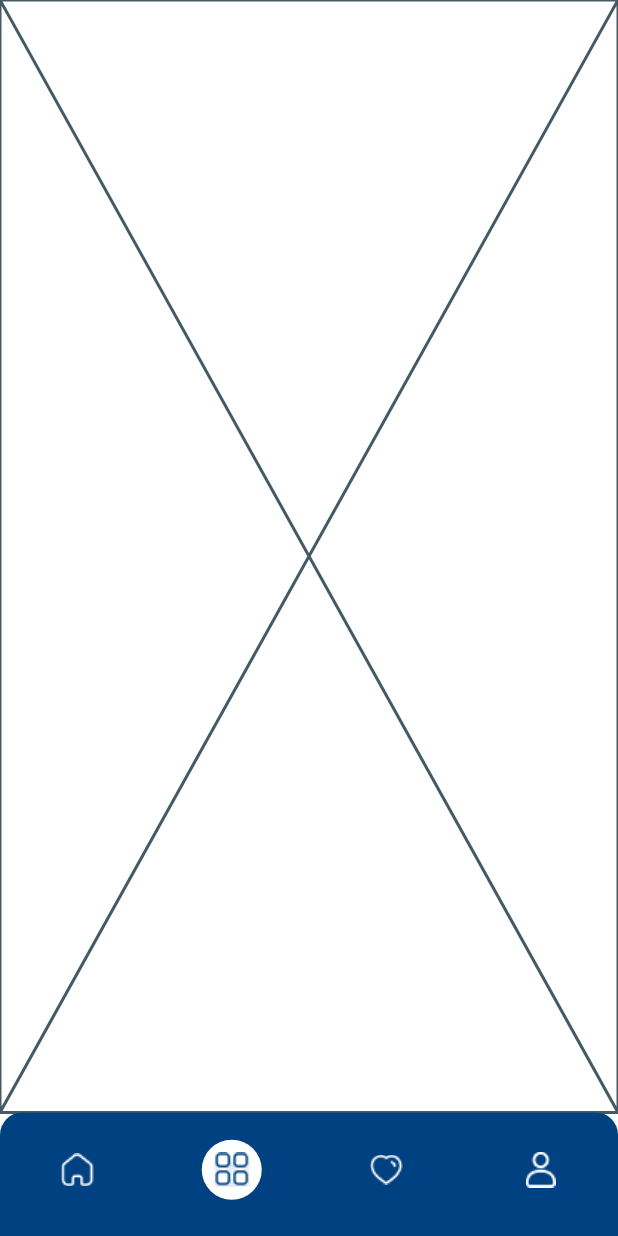
After one commit to msalahzaki/e_commerce, a Flutter app: the Home screen opened directly, item 2 of the bottom bar chosen, on a phone screen of 412 x 824 dp. The commit adds this screen. Run offline on Flutter 3.47's test engine with Material 3 defaults, Android fonts, the phone set to English and light mode, and no system bars; our stand-ins replace awesome_dialog, cached_network_image, connectivity_plus, dartz, dio, flutter_bloc and 4 more; missing offline and left inert: carousel_slider_plus; network calls fail.

Commit message:
Built Home UI

```diff
--- a/lib/core/utils/app_assets.dart
+++ b/lib/core/utils/app_assets.dart
@@ -2,6 +2,7 @@ class AppAssets {
   /// images
 
   static const String routeLogo = "assets/images/logo.png";
+  static const String route = "assets/images/route.png";
   static const String splashScreen = "assets/images/splash_screen.png";
   static const String categoryCardImage = "assets/images/category_card_image.png";
 
--- a/lib/core/utils/app_theme.dart
+++ b/lib/core/utils/app_theme.dart
@@ -29,6 +29,14 @@ class AppTheme {
             shape: RoundedRectangleBorder(
               borderRadius: BorderRadius.circular(15),
             ))),
+    bottomNavigationBarTheme: BottomNavigationBarThemeData(
+      backgroundColor: AppColor.primary,
+      type: BottomNavigationBarType.fixed,
+      selectedItemColor: AppColor.primary,
+      unselectedItemColor: AppColor.white,
+      showSelectedLabels: false,
+      showUnselectedLabels: false,
+    )
   );
 
 
--- a/lib/home.dart
+++ b/lib/home.dart
@@ -1,11 +1,73 @@
-import 'package:e_commerce/ui/auth/login/login_screen.dart';
+import 'package:e_commerce/core/utils/app_assets.dart';
+import 'package:e_commerce/core/utils/app_color.dart';
+import 'package:e_commerce/ui/categories_tab/categories_tab.dart';
+import 'package:e_commerce/ui/favorite_tab/favorite_tab.dart';
+import 'package:e_commerce/ui/home_tab/home_tab.dart';
+import 'package:e_commerce/ui/profile_tab/profile_tab.dart';
 import 'package:flutter/material.dart';
 
-class Home extends StatelessWidget {
+class Home extends StatefulWidget {
   const Home({super.key});
 
   @override
+  State<Home> createState() => _HomeState();
+}
+
+class _HomeState extends State<Home> {
+  int currentIndex = 0;
+  List<Widget> tabs = [
+    const HomeTab(),
+    const CategoriesTab(),
+    const FavoriteTab(),
+    const ProfileTab(),
+  ];
+  @override
   Widget build(BuildContext context) {
-    return  LoginScreen();
+    return Scaffold(
+
+      body: tabs[currentIndex],
+      bottomNavigationBar: ClipRRect(
+        borderRadius: const BorderRadius.only(
+            topLeft: Radius.circular(15), topRight: Radius.circular(15)),
+        child: SizedBox(
+          height: MediaQuery.of(context).size.height * 0.1,
+          child: BottomNavigationBar(
+            currentIndex: currentIndex,
+            onTap: (value) => changeSelectedIndex(value),
+            items: [
+              CustomBottomNavBarItem(AppAssets.iconHome, "Home"),
+              CustomBottomNavBarItem(AppAssets.iconCategory, "Category"),
+              CustomBottomNavBarItem(AppAssets.iconWithList, "WishList"),
+              CustomBottomNavBarItem(AppAssets.iconProfile, "Profile"),
+            ],
+          ),
+        ),
+      ),
+    );
+  }
+
+  changeSelectedIndex(int selectedIndex) {
+    setState(() {
+      currentIndex = selectedIndex;
+    });
   }
 }
+
+BottomNavigationBarItem CustomBottomNavBarItem ( String iconPath,
+String title){
+  return BottomNavigationBarItem(
+    label: title,
+    icon: ImageIcon(
+    AssetImage(iconPath),
+    color: AppColor.white,
+  ),
+    activeIcon: CircleAvatar(
+      backgroundColor: AppColor.white,
+      child: ImageIcon(
+        AssetImage(iconPath),
+        color: AppColor
+            .primary,
+      ),
+    ),
+  );
+}
--- a/lib/main.dart
+++ b/lib/main.dart
@@ -2,6 +2,7 @@ import 'package:e_commerce/core/MyBlocObserver.dart';
 import 'package:e_commerce/core/di/di.dart';
 import 'package:e_commerce/core/utils/app_theme.dart';
 import 'package:e_commerce/home.dart';
+import 'package:e_commerce/ui/auth/login/login_screen.dart';
 import 'package:flutter/material.dart';
 import 'package:flutter_bloc/flutter_bloc.dart';
 import 'package:flutter_screenutil/flutter_screenutil.dart';
@@ -24,7 +25,7 @@ class MyApp extends StatelessWidget {
         return MaterialApp(
           theme: AppTheme.lightTheme,
           themeMode: ThemeMode.light,
-          home: const Home(),
+          home:  LoginScreen(),
         );
       },
     );
--- /dev/null
+++ b/lib/ui/categories_tab/categories_tab.dart
@@ -0,0 +1,10 @@
+import 'package:flutter/material.dart';
+
+class CategoriesTab extends StatelessWidget {
+  const CategoriesTab ({super.key});
+
+  @override
+  Widget build(BuildContext context) {
+    return const Placeholder();
+  }
+}
```
Also changed, not shown: lib/ui/favorite_tab/favorite_tab.dart (added, +10 -0 lines), lib/ui/home_tab/home_tab.dart (added, +91 -0 lines), lib/ui/home_tab/widget/categories_widget.dart (added, +43 -0 lines), lib/ui/home_tab/widget/home_product_widget.dart (added, +52 -0 lines), lib/ui/profile_tab/profile_tab.dart (added, +10 -0 lines).
